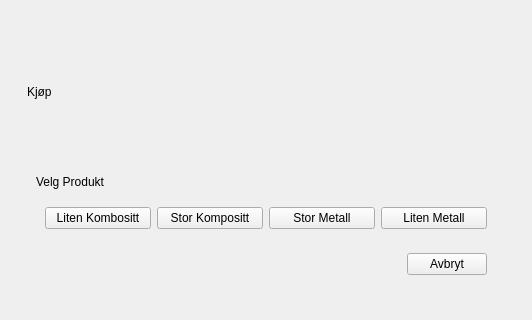
Before: the Qt Designer form PropanAutomatGui/Application/mainwidget.ui in theDarkar/PropanAutomatGui, drawn with Qt 5.
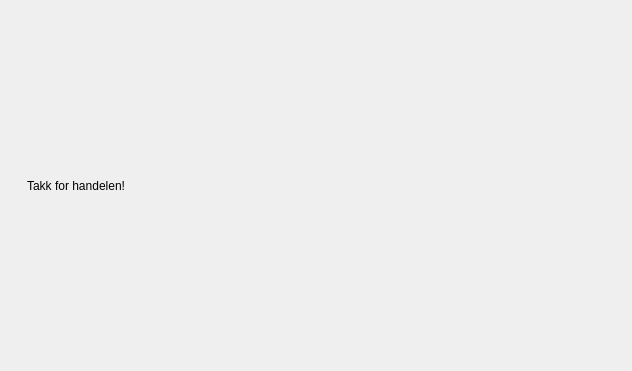
After: the same form once the commit is applied. The open tabs and pages were chosen to show the change. Icons and pictures are not drawn. Custom widgets are drawn as their Qt base class.

Patch:
```diff
--- a/PropanAutomatGui/Application/mainwidget.ui
+++ b/PropanAutomatGui/Application/mainwidget.ui
@@ -6,8 +6,8 @@
    <rect>
     <x>0</x>
     <y>0</y>
-    <width>532</width>
-    <height>285</height>
+    <width>632</width>
+    <height>371</height>
    </rect>
   </property>
   <property name="windowTitle">
@@ -544,6 +544,23 @@
         </item>
        </layout>
       </widget>
+      <widget class="QWidget" name="ProductDeliveredPage">
+       <layout class="QHBoxLayout" name="horizontalLayout_19">
+        <item>
+         <widget class="CDPBaseContainer" name="cdpBaseContainer_9">
+          <layout class="QHBoxLayout" name="horizontalLayout_20">
+           <item>
+            <widget class="CDPBaseLabel" name="cdpBaseLabel_20">
+             <property name="text">
+              <string>Takk for handelen!</string>
+             </property>
+            </widget>
+           </item>
+          </layout>
+         </widget>
+        </item>
+       </layout>
+      </widget>
       <widget class="QWidget" name="ServicePage">
        <layout class="QHBoxLayout" name="horizontalLayout_8">
         <item>
```
Left out of the diff: 11 changed lines with no effect on the pictures.
